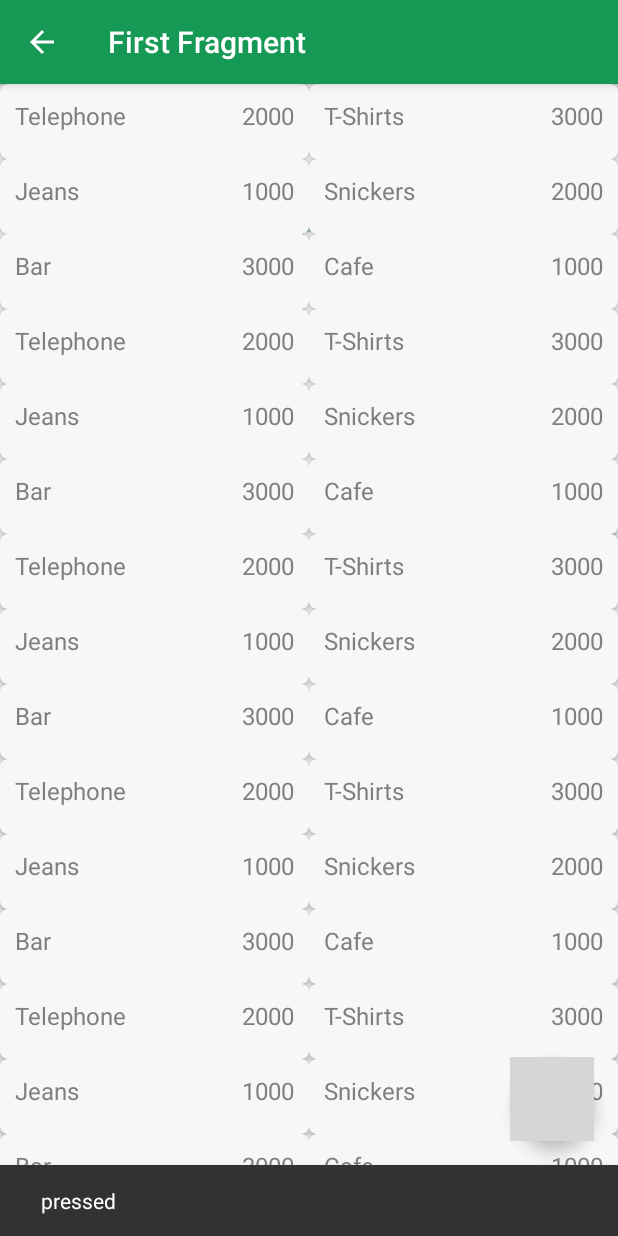
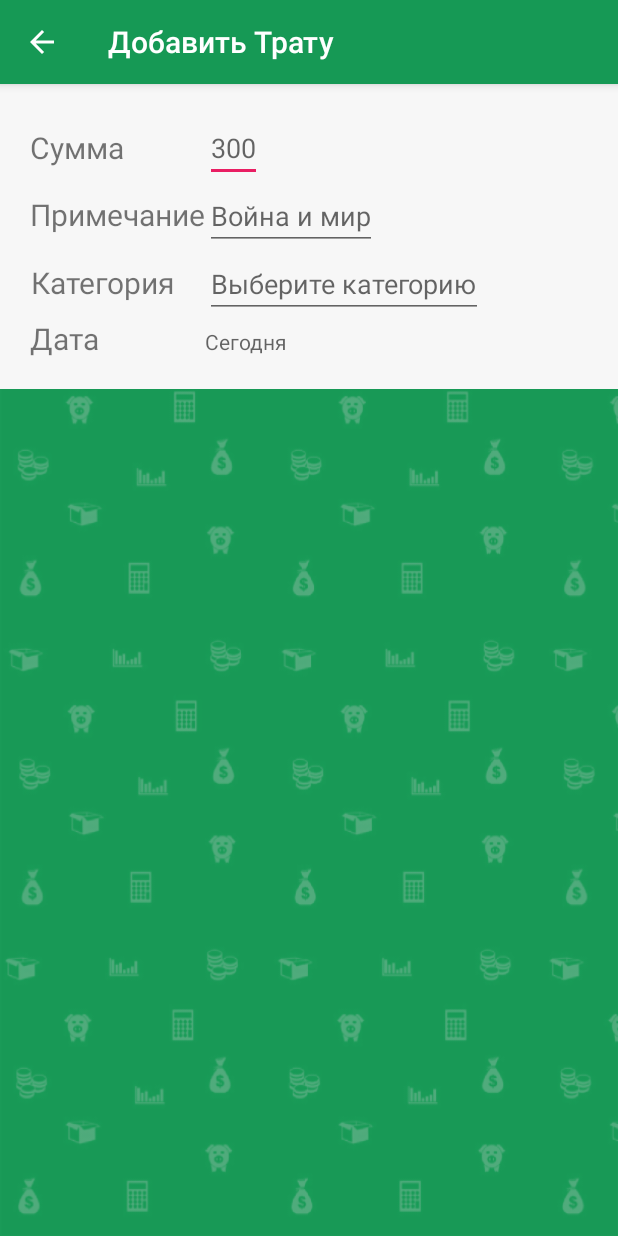
Before and after one commit to romanitalian/LoftBlogMoneyTracker, an Android app: the screen it shows after launch (MainActivity before the commit, AddTransactionActivity after it), after a tap on an icon or button, on a phone screen of 412 x 824 dp. Run offline under Robolectric (Android 15) with nearby library versions, the phone set to English and light mode, and no system bars; grey boxes are pictures that could not be loaded.

Commit message:
add activity and annotations

```diff
--- a/app/build.gradle
+++ b/app/build.gradle
@@ -1,4 +1,5 @@
 apply plugin: 'com.android.application'
+apply plugin: 'android-apt'
 
 android {
     compileSdkVersion 22
@@ -26,4 +27,18 @@ dependencies {
     compile 'com.android.support:design:22.2.1'
     compile 'com.android.support:recyclerview-v7:22.2.1'
     compile 'com.android.support:cardview-v7:22.2.1'
+    compile "org.androidannotations:androidannotations-api:3.3.1"
+    apt "org.androidannotations:androidannotations:3.3.1"
 }
+
+apt {
+    arguments {
+        //noinspection GroovyAssignabilityCheck
+        androidManifestFile variant.outputs[0].processResources.manifestFile
+        // if you have multiple outputs (when using splits), you may want to have other index than 0
+
+        // You can set optional annotation processing options here, like these commented options:
+        logLevel 'WARN'
+        // logFile '/var/log/aa.log'
+    }
+}
--- a/app/src/main/AndroidManifest.xml
+++ b/app/src/main/AndroidManifest.xml
@@ -1,21 +1,26 @@
 <?xml version="1.0" encoding="utf-8"?>
 <manifest xmlns:android="http://schemas.android.com/apk/res/android"
-    package="com.loftschool.loftmoneytracker" >
+    package="com.loftschool.loftmoneytracker">
 
     <application
         android:allowBackup="true"
         android:icon="@mipmap/ic_launcher"
         android:label="@string/app_name"
-        android:theme="@style/AppTheme" >
+        android:theme="@style/AppTheme">
         <activity
             android:name=".MainActivity"
-            android:label="@string/app_name" >
+            android:label="@string/app_name">
             <intent-filter>
                 <action android:name="android.intent.action.MAIN" />
 
                 <category android:name="android.intent.category.LAUNCHER" />
             </intent-filter>
         </activity>
+        <activity android:name="com.loftschool.loftmoneytracker.AddTransactionActivity">
+            <meta-data
+                android:name="android.support.PARENT_ACTIVITY"
+                android:value="com.loftschool.loftmoneytracker.MainActivity" />
+        </activity>
     </application>
 
 </manifest>
--- /dev/null
+++ b/app/src/main/java/com/loftschool/loftmoneytracker/AddTransactionActivity.java
@@ -0,0 +1,35 @@
+package com.loftschool.loftmoneytracker;
+
+import android.os.Bundle;
+import android.support.v7.app.AppCompatActivity;
+import android.support.v7.widget.Toolbar;
+import android.view.MenuItem;
+
+/**
+ * Created by Andrew on 03.09.2015.
+ */
+public class AddTransactionActivity extends AppCompatActivity {
+
+    Toolbar toolbar;
+
+    @Override
+    protected void onCreate(Bundle savedInstanceState) {
+        super.onCreate(savedInstanceState);
+        setContentView(R.layout.activity_add_transactions);
+        toolbar = (Toolbar) findViewById(R.id.toolbar);
+        setSupportActionBar(toolbar);
+        getSupportActionBar().setDisplayHomeAsUpEnabled(true);
+        setTitle("Добавить Трату");
+    }
+
+    @Override
+    public boolean onOptionsItemSelected(MenuItem item) {
+        switch (item.getItemId()) {
+            case android.R.id.home:
+                onBackPressed();
+                return true;
+            default:
+                return super.onOptionsItemSelected(item);
+        }
+    }
+}
--- a/app/src/main/java/com/loftschool/loftmoneytracker/ExpensesFragment.java
+++ b/app/src/main/java/com/loftschool/loftmoneytracker/ExpensesFragment.java
@@ -1,15 +1,14 @@
 package com.loftschool.loftmoneytracker;
 
+import android.content.Intent;
 import android.os.Bundle;
 import android.support.design.widget.FloatingActionButton;
-import android.support.design.widget.Snackbar;
 import android.support.v4.app.Fragment;
-import android.support.v7.widget.GridLayoutManager;
+import android.support.v7.widget.LinearLayoutManager;
 import android.support.v7.widget.RecyclerView;
 import android.view.LayoutInflater;
 import android.view.View;
 import android.view.ViewGroup;
-import android.widget.ListView;
 
 import java.util.ArrayList;
 import java.util.List;
@@ -31,16 +30,18 @@ public class ExpensesFragment extends Fragment {
         floatingActionButton = (FloatingActionButton) view.findViewById(R.id.fab);
         recyclerView = (RecyclerView) view.findViewById(R.id.recycler_view_content);
         recyclerView.setHasFixedSize(true);
-        GridLayoutManager gridLayoutManager = new GridLayoutManager(getActivity(), 2);
-        gridLayoutManager.setOrientation(GridLayoutManager.VERTICAL);
-        recyclerView.setLayoutManager(gridLayoutManager);
+        LinearLayoutManager linearLayoutManager = new LinearLayoutManager(getActivity());
+        linearLayoutManager.setOrientation(LinearLayoutManager.VERTICAL);
+        recyclerView.setLayoutManager(linearLayoutManager);
 
         recyclerView.setAdapter(expensesAdapter);
         getActivity().setTitle("First Fragment");
         floatingActionButton.setOnClickListener(new View.OnClickListener() {
             @Override
             public void onClick(View v) {
-                Snackbar.make(recyclerView, " pressed", Snackbar.LENGTH_SHORT).show();
+                Intent myIntent = new Intent(getActivity(), AddTransactionActivity.class);
+                getActivity().startActivity(myIntent);
+
             }
         });
         return view;
--- /dev/null
+++ b/app/src/main/res/layout/activity_add_transactions.xml
@@ -0,0 +1,73 @@
+<?xml version="1.0" encoding="utf-8"?>
+<LinearLayout xmlns:android="http://schemas.android.com/apk/res/android"
+    style="@style/Container.BackgroundDark">
+
+    <include layout="@layout/toolbar" />
+
+    <GridLayout
+        android:layout_width="match_parent"
+        android:layout_height="wrap_content"
+        android:layout_gravity="start"
+        android:background="@color/background"
+        android:columnCount="2"
+        android:padding="20dp"
+        android:paddingBottom="10dp"
+        android:rowCount="4">
+
+        <TextView
+            android:layout_width="wrap_content"
+            android:layout_height="wrap_content"
+            android:layout_gravity="fill"
+            android:gravity="start|center"
+            android:text="Сумма"
+            android:textSize="20sp" />
+
+        <EditText
+            android:layout_width="wrap_content"
+            android:layout_height="wrap_content"
+            android:gravity="fill"
+            android:hint="300" />
+
+        <TextView
+            android:layout_width="wrap_content"
+            android:layout_height="wrap_content"
+            android:gravity="center"
+            android:text="Примечание"
+            android:textSize="20sp" />
+
+        <EditText
+            android:layout_width="wrap_content"
+            android:layout_height="wrap_content"
+            android:gravity="fill"
+            android:hint="Война и мир" />
+
+
+        <TextView
+            android:layout_width="wrap_content"
+            android:layout_height="wrap_content"
+            android:gravity="center"
+            android:text="Категория"
+            android:textSize="20sp" />
+
+        <EditText
+
+            android:layout_width="wrap_content"
+            android:layout_height="wrap_content"
+            android:gravity="fill"
+            android:hint="Выберите категорию" />
+
+
+        <TextView
+            android:layout_width="wrap_content"
+            android:layout_height="wrap_content"
+            android:gravity="center"
+            android:text="Дата"
+            android:textSize="20sp" />
+
+        <TextView
+            android:layout_width="wrap_content"
+            android:layout_height="wrap_content"
+            android:hint="Сегодня" />
+
+    </GridLayout>
+</LinearLayout>
--- a/build.gradle
+++ b/build.gradle
@@ -5,7 +5,8 @@ buildscript {
         jcenter()
     }
     dependencies {
-        classpath 'com.android.tools.build:gradle:1.2.3'
+        classpath 'com.android.tools.build:gradle:1.3.0'
+        classpath 'com.neenbedankt.gradle.plugins:android-apt:1.4'
 
         // NOTE: Do not place your application dependencies here; they belong
         // in the individual module build.gradle files
```
